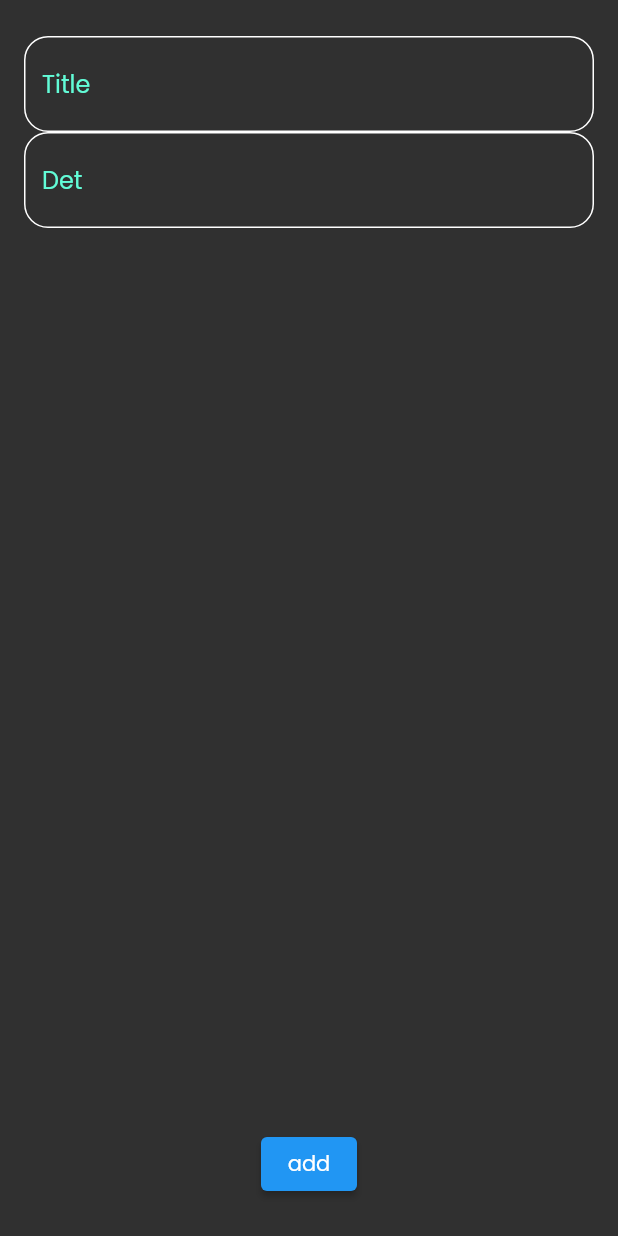
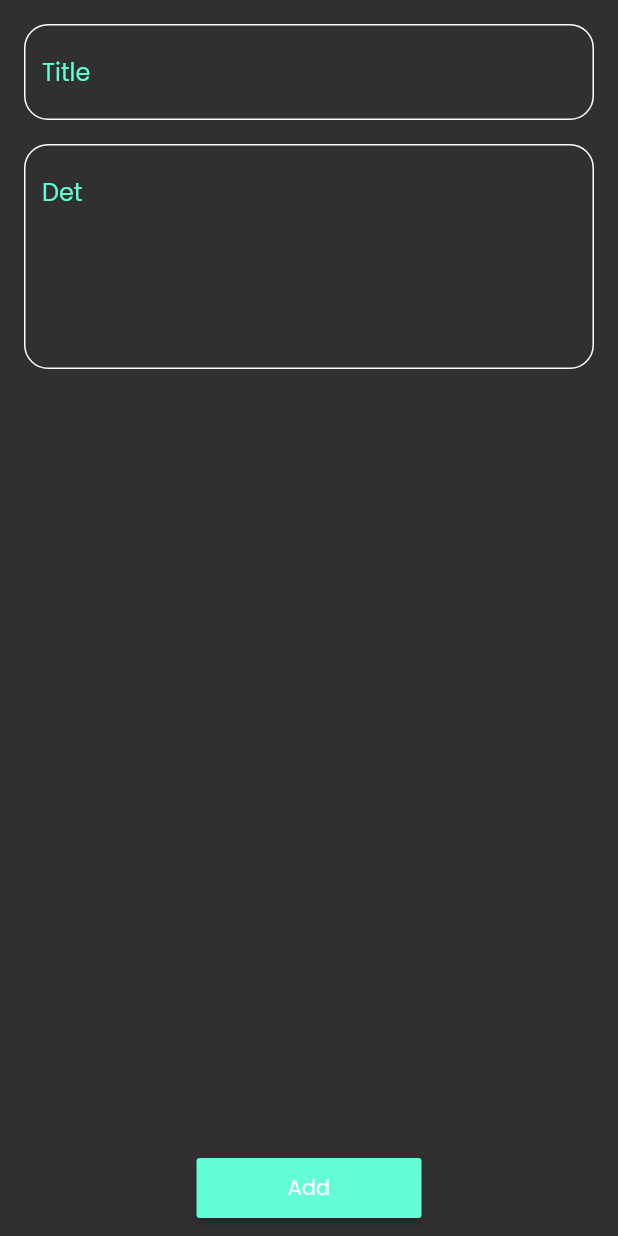
Before and after one commit to mostafaramadanhamed/noteApp, a Flutter app: the AddNoteBottomSheet widget shown alone on an empty page, opened directly, on a phone screen of 412 x 824 dp. Run offline on Flutter 3.47's test engine with Material 2 defaults, Android fonts, the phone set to English and light mode, and no system bars; our stand-ins replace font_awesome_flutter.

Commit message:
add custom_text_field and add button to bottom sheet

```diff
--- a/lib/view/widget/add_note_bottomsheet.dart
+++ b/lib/view/widget/add_note_bottomsheet.dart
@@ -1,5 +1,6 @@
 import 'package:flutter/material.dart';
 
+import '../constant.dart';
 import 'custom_text_field.dart';
 
 class AddNoteBottomSheet extends StatelessWidget {
@@ -8,18 +9,25 @@ class AddNoteBottomSheet extends StatelessWidget {
   @override
   Widget build(BuildContext context) {
     return Padding(
-      padding: const EdgeInsets.symmetric(horizontal: 16.0, vertical: 24),
+      padding: const EdgeInsets.symmetric(horizontal: 16.0),
       child: Column(
         mainAxisAlignment: MainAxisAlignment.spaceAround,
       children: [
-        CustomTextFiled(type: TextInputType.text, hint: 'Title',),
-        CustomTextFiled(hint: 'Det', type: TextInputType.multiline,),
+        Padding(
+          padding: const EdgeInsets.symmetric(vertical: 16.0),
+          child: CustomTextFiled( hint: 'Title',),
+        ),
+        CustomTextFiled(hint: 'Det',maxLines: 5,),
         Spacer(),
-        ElevatedButton(
-            style: ButtonStyle(
-            ),
+        Padding(
+          padding: const EdgeInsets.all(8.0),
+          child: MaterialButton(
+            color: KPrimaryColor,
+            minWidth:150,
+            height: 40,
             onPressed: (){},
-            child: Text('add'))
+          child: Text('Add'),),
+        )
       ],
       ),
     );
--- a/lib/view/widget/custom_text_field.dart
+++ b/lib/view/widget/custom_text_field.dart
@@ -6,17 +6,17 @@ class CustomTextFiled extends StatelessWidget {
   CustomTextFiled({
     this.onChange ,
     required this.hint,
-    required this.type,
+     this.maxLines=1,
   }) ;
-  String ?hint;
+ final String ?hint;
   Function(String) ? onChange;
-  TextInputType type;
+  final int maxLines;
   @override
   Widget build(BuildContext context) {
     return Center(
       child: TextField(
-        keyboardType: type,
         onChanged: onChange,
+        maxLines: maxLines,
         cursorColor: KPrimaryColor,
         decoration: InputDecoration(
         //  fillColor: SBackgroundColor,
```
